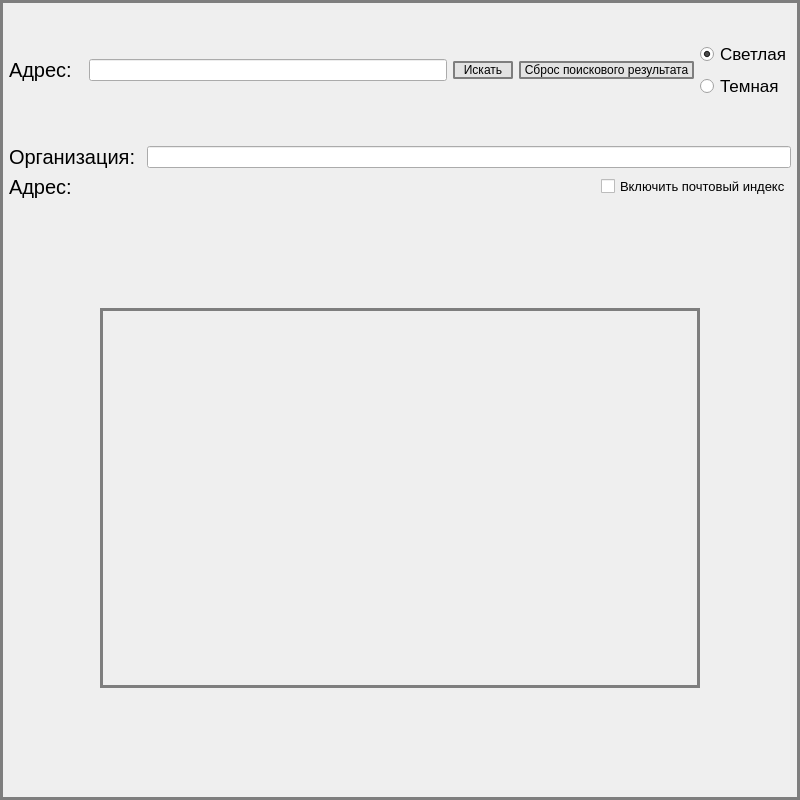
Before: the Qt Designer form wind.ui in Dmitry123654789/BigTaskByYandexAPI, drawn with Qt 5.
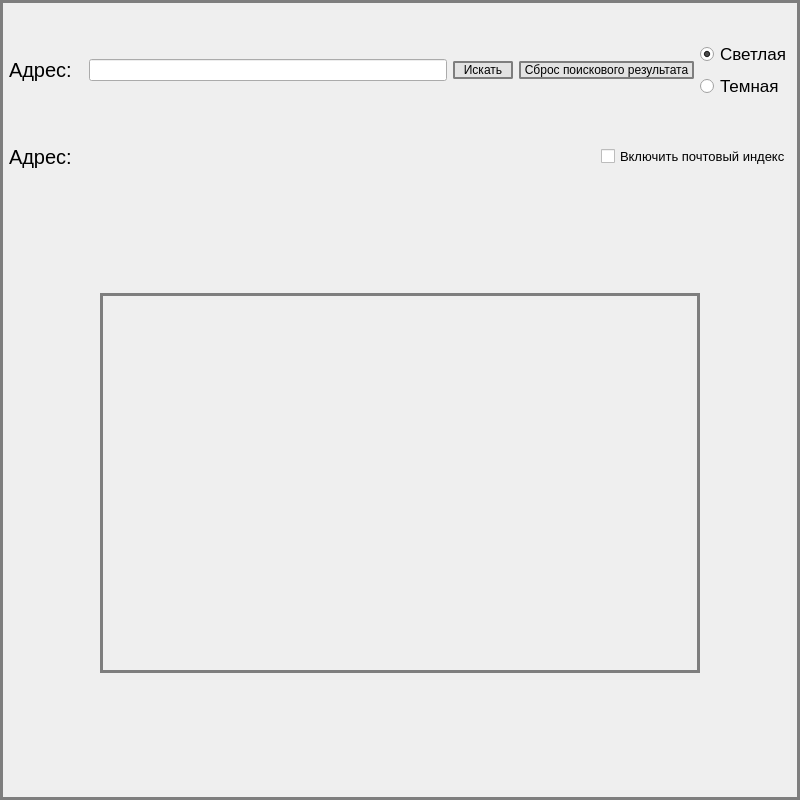
After: the same form once the commit is applied.

```diff
--- a/wind.ui
+++ b/wind.ui
@@ -50,7 +50,7 @@
      </spacer>
     </item>
     <item>
-     <layout class="QVBoxLayout" name="verticalLayout_3" stretch="0,0,0">
+     <layout class="QVBoxLayout" name="verticalLayout_3" stretch="0,0">
       <property name="spacing">
        <number>6</number>
       </property>
@@ -206,38 +206,6 @@
         </item>
        </layout>
       </item>
-      <item>
-       <layout class="QHBoxLayout" name="horizontalLayout_4">
-        <property name="spacing">
-         <number>0</number>
-        </property>
-        <property name="topMargin">
-         <number>0</number>
-        </property>
-        <item>
-         <widget class="QLabel" name="label">
-          <property name="font">
-           <font>
-            <pointsize>15</pointsize>
-           </font>
-          </property>
-          <property name="text">
-           <string>Организация:  </string>
-          </property>
-         </widget>
-        </item>
-        <item>
-         <widget class="QLineEdit" name="lineEdit_oraganization">
-          <property name="styleSheet">
-           <string notr="true">QLineEditl{
-	color: rgb(3, 3, 3);
-	border: 10px solid rgb(126, 126, 126);
-}</string>
-          </property>
-         </widget>
-        </item>
-       </layout>
-      </item>
       <item>
        <layout class="QHBoxLayout" name="horizontalLayout_3" stretch="1000,1">
         <property name="spacing">
```
